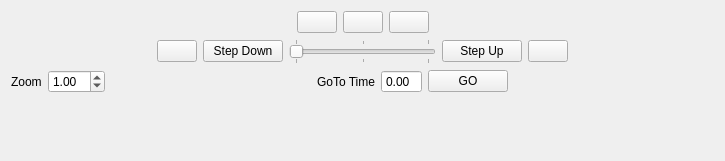
Qt form resources/designer_ui/cgtvideocontrols.ui (jonathanHuwP/CrystalGrowthTracker) before a commit.
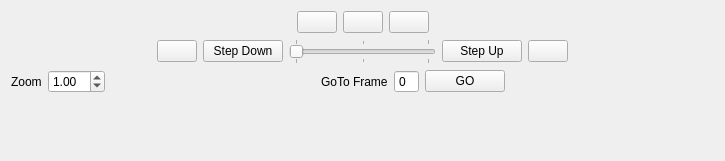
The same form after that commit. Custom widgets are drawn as their Qt base class.

Patch:
```diff
--- a/resources/designer_ui/cgtvideocontrols.ui
+++ b/resources/designer_ui/cgtvideocontrols.ui
@@ -222,12 +222,12 @@
         <number>1</number>
        </property>
        <property name="text">
-        <string>GoTo Time</string>
+        <string>GoTo Frame</string>
        </property>
       </widget>
      </item>
      <item>
-      <widget class="QDoubleSpinBox" name="_gotoSpinBox">
+      <widget class="QSpinBox" name="_gotoSpinBox">
        <property name="toolTip">
         <string>Frame number for jump.</string>
        </property>
```
Left out of the diff: 6 changed lines with no effect on the pictures.
